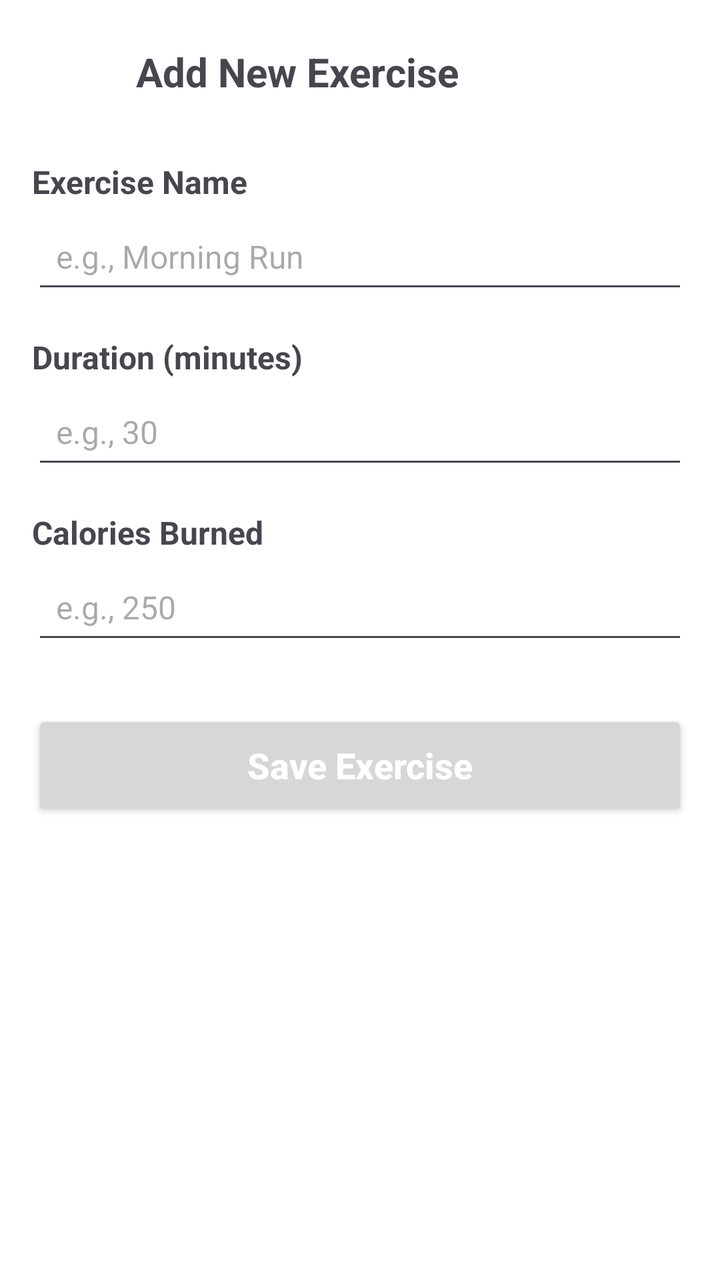
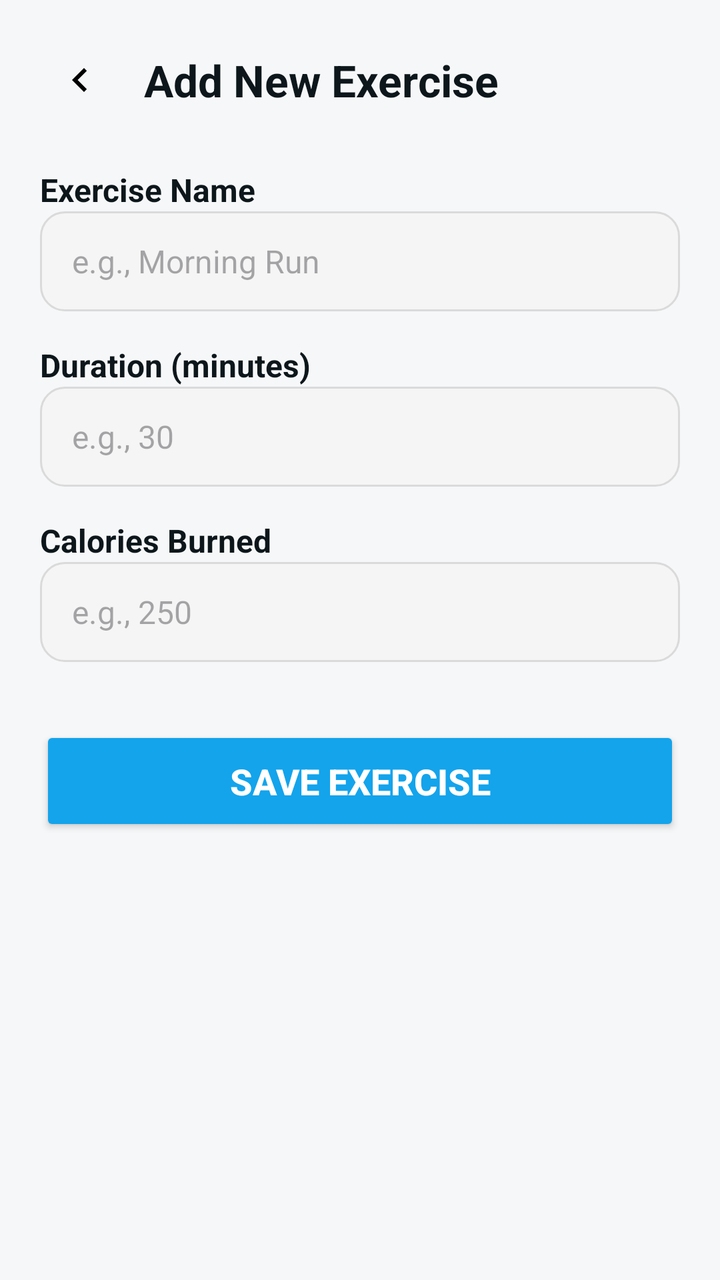

Screens rendered from an Android XML layout before and after an edit, with the pre-edit source and the edit as a unified diff.
<!-- AndroidManifest.xml: application theme Theme.FinalHamada -->
<!-- res/layout/activity_add_new_exercise.xml -->
<?xml version="1.0" encoding="utf-8"?>
<LinearLayout xmlns:android="http://schemas.android.com/apk/res/android"
    xmlns:tools="http://schemas.android.com/tools"
    android:layout_width="match_parent"
    android:layout_height="match_parent"
    android:orientation="vertical"
    android:padding="16dp"
    android:background="@color/white"
    android:id="@+id/main">

    
    <LinearLayout
        android:id="@+id/layoutHeader"
        android:layout_width="match_parent"
        android:layout_height="wrap_content"
        android:orientation="horizontal"
        android:gravity="center_vertical"
        android:paddingBottom="8dp">

        <ImageView
            android:id="@+id/ivBack"
            android:layout_width="40dp"
            android:layout_height="40dp"
            android:padding="8dp" />

        <TextView
            android:id="@+id/tvTitle"
            android:layout_width="wrap_content"
            android:layout_height="wrap_content"
            android:text="Add New Exercise"
            android:textSize="20sp"
            android:textStyle="bold"
            android:layout_gravity="center"
            android:layout_marginStart="12dp" />
    </LinearLayout>

    
    <TextView
        android:id="@+id/tvExerciseName"
        android:layout_width="wrap_content"
        android:layout_height="wrap_content"
        android:text="Exercise Name"
        android:textSize="16sp"
        android:textStyle="bold"
        android:layout_marginTop="16dp" />

    <EditText
        android:id="@+id/etExerciseName"
        android:layout_width="match_parent"
        android:layout_height="50dp"
        android:hint="e.g., Morning Run"
        android:paddingStart="12dp"
        android:inputType="text"
        android:textSize="16sp" />

    
    <TextView
        android:id="@+id/tvDuration"
        android:layout_width="wrap_content"
        android:layout_height="wrap_content"
        android:text="Duration (minutes)"
        android:textSize="16sp"
        android:textStyle="bold"
        android:layout_marginTop="16dp" />

    <EditText
        android:id="@+id/etDuration"
        android:layout_width="match_parent"
        android:layout_height="50dp"
        android:hint="e.g., 30"
        android:inputType="number"
        android:paddingStart="12dp"
        android:textSize="16sp" />

    
    <TextView
        android:id="@+id/tvCalories"
        android:layout_width="wrap_content"
        android:layout_height="wrap_content"
        android:text="Calories Burned"
        android:textSize="16sp"
        android:textStyle="bold"
        android:layout_marginTop="16dp" />

    <EditText
        android:id="@+id/etCalories"
        android:layout_width="match_parent"
        android:layout_height="50dp"
        android:hint="e.g., 250"
        android:inputType="number"
        android:paddingStart="12dp"
        android:textSize="16sp" />

    
    <Button
        android:id="@+id/btnSaveExercise"
        android:layout_width="match_parent"
        android:layout_height="55dp"
        android:text="Save Exercise"
        android:textAllCaps="false"
        android:textSize="18sp"
        android:textStyle="bold"
        android:layout_marginTop="28dp"
        android:textColor="@android:color/white" />

</LinearLayout>
<!-- resources referenced by this layout -->
<resources>
  <color name="white">#FFFFFF</color>
  <style name="Theme.FinalHamada" parent="Base.Theme.FinalHamada" />
  <style name="Base.Theme.FinalHamada" parent="Theme.Material3.DayNight.NoActionBar">
          
          
      </style>
</resources>

<!-- the commit's change to res/layout/activity_add_new_exercise.xml (unified diff, before → after) -->
@@ -1,106 +1,113 @@
 <?xml version="1.0" encoding="utf-8"?>
-<LinearLayout xmlns:android="http://schemas.android.com/apk/res/android"
+<ScrollView xmlns:android="http://schemas.android.com/apk/res/android"
     xmlns:tools="http://schemas.android.com/tools"
     android:layout_width="match_parent"
     android:layout_height="match_parent"
-    android:orientation="vertical"
-    android:padding="16dp"
-    android:background="@color/white"
-    android:id="@+id/main">
+    android:background="#F6F7F8">
 
-    
     <LinearLayout
-        android:id="@+id/layoutHeader"
+        android:id="@+id/main"
         android:layout_width="match_parent"
         android:layout_height="wrap_content"
-        android:orientation="horizontal"
-        android:gravity="center_vertical"
-        android:paddingBottom="8dp">
+        android:orientation="vertical"
+        android:padding="20dp">
 
-        <ImageView
-            android:id="@+id/ivBack"
-            android:layout_width="40dp"
-            android:layout_height="40dp"
-            android:padding="8dp" />
+        
+        <LinearLayout
+            android:layout_width="match_parent"
+            android:layout_height="wrap_content"
+            android:orientation="horizontal"
+            android:gravity="center_vertical">
 
+            <ImageView
+                android:id="@+id/ivBack"
+                android:layout_width="40dp"
+                android:layout_height="40dp"
+                android:padding="8dp"
+                android:src="@drawable/ic_back" />
+
+            <TextView
+                android:id="@+id/tvTitle"
+                android:layout_width="wrap_content"
+                android:layout_height="wrap_content"
+                android:text="Add New Exercise"
+                android:textColor="#0D171B"
+                android:textSize="22sp"
+                android:textStyle="bold"
+                android:layout_marginStart="12dp" />
+        </LinearLayout>
+
+        
         <TextView
-            android:id="@+id/tvTitle"
             android:layout_width="wrap_content"
             android:layout_height="wrap_content"
-            android:text="Add New Exercise"
-            android:textSize="20sp"
+            android:text="Exercise Name"
+            android:textColor="#0D171B"
             android:textStyle="bold"
-            android:layout_gravity="center"
-            android:layout_marginStart="12dp" />
+            android:textSize="16sp"
+            android:layout_marginTop="24dp"/>
+
+        <EditText
+            android:id="@+id/etExerciseName"
+            android:layout_width="match_parent"
+            android:layout_height="50dp"
+            android:background="@drawable/edit_bg"
+            android:hint="e.g., Morning Run"
+            android:paddingStart="16dp"
+            android:textSize="16sp" />
+
+        
+        <TextView
+            android:layout_width="wrap_content"
+            android:layout_height="wrap_content"
+            android:text="Duration (minutes)"
+            android:textColor="#0D171B"
+            android:textStyle="bold"
+            android:textSize="16sp"
+            android:layout_marginTop="16dp"/>
+
+        <EditText
+            android:id="@+id/etDuration"
+            android:layout_width="match_parent"
+            android:layout_height="50dp"
+            android:background="@drawable/edit_bg"
+            android:hint="e.g., 30"
+            android:inputType="number"
+            android:paddingStart="16dp"
+            android:textSize="16sp" />
+
+        
+        <TextView
+            android:layout_width="wrap_content"
+            android:layout_height="wrap_content"
+            android:text="Calories Burned"
+            android:textColor="#0D171B"
+            android:textStyle="bold"
+            android:textSize="16sp"
+            android:layout_marginTop="16dp"/>
+
+        <EditText
+            android:id="@+id/etCalories"
+            android:layout_width="match_parent"
+            android:layout_height="50dp"
+            android:background="@drawable/edit_bg"
+            android:hint="e.g., 250"
+            android:inputType="number"
+            android:paddingStart="16dp"
+            android:textSize="16sp" />
+
+        
+        <Button
+            android:id="@+id/btnSaveExercise"
+            android:layout_width="match_parent"
+            android:layout_height="55dp"
+            android:text="Save Exercise"
+            android:textStyle="bold"
+            android:textColor="#FFFFFF"
+            android:textSize="18sp"
+            android:backgroundTint="#13A4EC"
+            android:layout_marginTop="32dp" />
+
     </LinearLayout>
 
-    
-    <TextView
-        android:id="@+id/tvExerciseName"
-        android:layout_width="wrap_content"
-        android:layout_height="wrap_content"
-        android:text="Exercise Name"
-        android:textSize="16sp"
-        android:textStyle="bold"
-        android:layout_marginTop="16dp" />
-
-    <EditText
-        android:id="@+id/etExerciseName"
-        android:layout_width="match_parent"
-        android:layout_height="50dp"
-        android:hint="e.g., Morning Run"
-        android:paddingStart="12dp"
-        android:inputType="text"
-        android:textSize="16sp" />
-
-    
-    <TextView
-        android:id="@+id/tvDuration"
-        android:layout_width="wrap_content"
-        android:layout_height="wrap_content"
-        android:text="Duration (minutes)"
-        android:textSize="16sp"
-        android:textStyle="bold"
-        android:layout_marginTop="16dp" />
-
-    <EditText
-        android:id="@+id/etDuration"
-        android:layout_width="match_parent"
-        android:layout_height="50dp"
-        android:hint="e.g., 30"
-        android:inputType="number"
-        android:paddingStart="12dp"
-        android:textSize="16sp" />
-
-    
-    <TextView
-        android:id="@+id/tvCalories"
-        android:layout_width="wrap_content"
-        android:layout_height="wrap_content"
-        android:text="Calories Burned"
-        android:textSize="16sp"
-        android:textStyle="bold"
-        android:layout_marginTop="16dp" />
-
-    <EditText
-        android:id="@+id/etCalories"
-        android:layout_width="match_parent"
-        android:layout_height="50dp"
-        android:hint="e.g., 250"
-        android:inputType="number"
-        android:paddingStart="12dp"
-        android:textSize="16sp" />
-
-    
-    <Button
-        android:id="@+id/btnSaveExercise"
-        android:layout_width="match_parent"
-        android:layout_height="55dp"
-        android:text="Save Exercise"
-        android:textAllCaps="false"
-        android:textSize="18sp"
-        android:textStyle="bold"
-        android:layout_marginTop="28dp"
-        android:textColor="@android:color/white" />
-
-</LinearLayout>
+</ScrollView>
<!-- resource entries referenced after the edit -->
@@ -1,6 +1,35 @@
 <!-- resources referenced by this layout -->
 <resources>
-  <color name="white">#FFFFFF</color>
+  <!-- drawable edit_bg (drawable) -->
+  <?xml version="1.0" encoding="utf-8"?>
+  <shape xmlns:android="http://schemas.android.com/apk/res/android"
+      android:shape="rectangle">
+  
+      <solid android:color="#F5F5F5" />
+  
+      <corners android:radius="12dp" />
+  
+      <padding
+          android:left="12dp"
+          android:top="12dp"
+          android:right="12dp"
+          android:bottom="12dp" />
+  
+      <stroke
+          android:width="1dp"
+          android:color="#DADADA" />
+  
+  </shape>
+  <!-- drawable ic_back (drawable) -->
+  <vector xmlns:android="http://schemas.android.com/apk/res/android"
+      android:width="24dp"
+      android:height="24dp"
+      android:viewportWidth="24"
+      android:viewportHeight="24">
+      <path
+          android:fillColor="#000000"
+          android:pathData="M15.41,7.41L14,6l-6,6 6,6 1.41,-1.41L10.83,12z" />
+  </vector>
   <style name="Theme.FinalHamada" parent="Base.Theme.FinalHamada" />
   <style name="Base.Theme.FinalHamada" parent="Theme.Material3.DayNight.NoActionBar">
           
